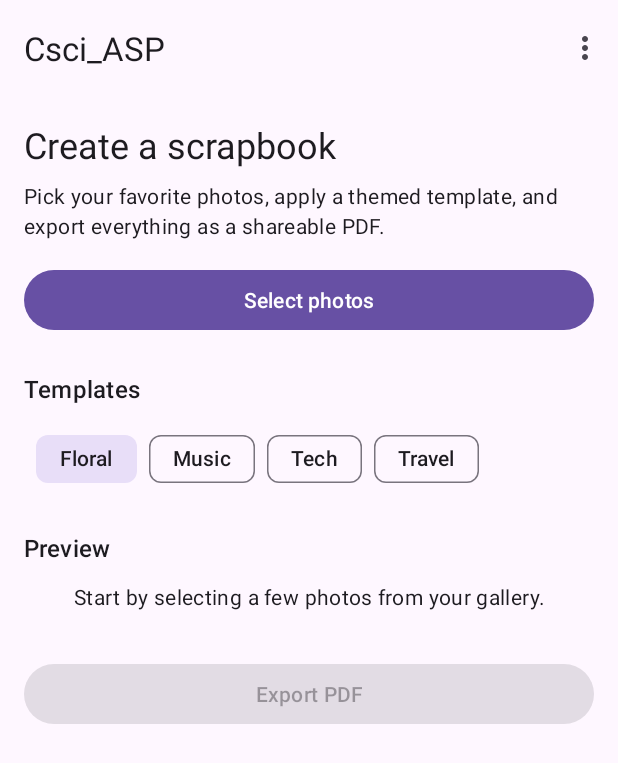
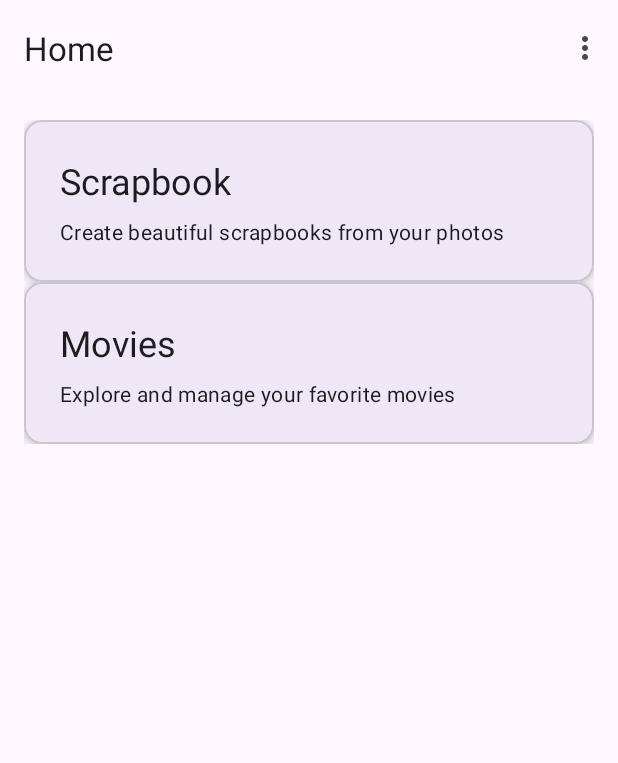
Before and after one commit to Exterminator11/Csci_ASP, an Android app: the screen it shows after launch (MainActivity), on a phone screen of 412 x 824 dp. Shown: the top 763 px of the screen. Run offline under Robolectric (Android 15) with nearby library versions, the light colour scheme and no system bars; our stand-ins replace navigation-ui.

Commit message:
dashboard home created

```diff
--- /dev/null
+++ b/app/src/main/java/com/example/csci_asp/HomeFragment.kt
@@ -0,0 +1,44 @@
+package com.example.csci_asp
+
+import android.os.Bundle
+import android.view.LayoutInflater
+import android.view.View
+import android.view.ViewGroup
+import androidx.fragment.app.Fragment
+import androidx.navigation.fragment.findNavController
+import com.example.csci_asp.databinding.FragmentHomeBinding
+
+class HomeFragment : Fragment() {
+
+    private var _binding: FragmentHomeBinding? = null
+    private val binding get() = _binding!!
+
+    override fun onCreateView(
+        inflater: LayoutInflater,
+        container: ViewGroup?,
+        savedInstanceState: Bundle?
+    ): View {
+        _binding = FragmentHomeBinding.inflate(inflater, container, false)
+        return binding.root
+    }
+
+    override fun onViewCreated(view: View, savedInstanceState: Bundle?) {
+        super.onViewCreated(view, savedInstanceState)
+        setupListeners()
+    }
+
+    private fun setupListeners() {
+        binding.cardScrapbook.setOnClickListener {
+            findNavController().navigate(R.id.action_home_to_scrapbook)
+        }
+
+        binding.cardMovies.setOnClickListener {
+            findNavController().navigate(R.id.action_home_to_movies)
+        }
+    }
+
+    override fun onDestroyView() {
+        super.onDestroyView()
+        _binding = null
+    }
+}
--- /dev/null
+++ b/app/src/main/java/com/example/csci_asp/movies/MoviesFragment.kt
@@ -0,0 +1,32 @@
+package com.example.csci_asp.movies
+
+import android.os.Bundle
+import android.view.LayoutInflater
+import android.view.View
+import android.view.ViewGroup
+import androidx.fragment.app.Fragment
+import com.example.csci_asp.databinding.FragmentMoviesBinding
+
+class MoviesFragment : Fragment() {
+
+    private var _binding: FragmentMoviesBinding? = null
+    private val binding get() = _binding!!
+
+    override fun onCreateView(
+        inflater: LayoutInflater,
+        container: ViewGroup?,
+        savedInstanceState: Bundle?
+    ): View {
+        _binding = FragmentMoviesBinding.inflate(inflater, container, false)
+        return binding.root
+    }
+
+    override fun onViewCreated(view: View, savedInstanceState: Bundle?) {
+        super.onViewCreated(view, savedInstanceState)
+    }
+
+    override fun onDestroyView() {
+        super.onDestroyView()
+        _binding = null
+    }
+}
--- /dev/null
+++ b/app/src/main/res/layout/fragment_home.xml
@@ -0,0 +1,101 @@
+<?xml version="1.0" encoding="utf-8"?>
+<androidx.core.widget.NestedScrollView xmlns:android="http://schemas.android.com/apk/res/android"
+    xmlns:app="http://schemas.android.com/apk/res-auto"
+    xmlns:tools="http://schemas.android.com/tools"
+    android:layout_width="match_parent"
+    android:layout_height="match_parent"
+    android:padding="16dp"
+    tools:context=".HomeFragment">
+
+    <androidx.constraintlayout.widget.ConstraintLayout
+        android:layout_width="match_parent"
+        android:layout_height="wrap_content">
+
+        <com.google.android.material.card.MaterialCardView
+            android:id="@+id/cardScrapbook"
+            android:layout_width="0dp"
+            android:layout_height="wrap_content"
+            android:layout_marginBottom="16dp"
+            android:clickable="true"
+            android:focusable="true"
+            app:cardCornerRadius="12dp"
+            app:cardElevation="4dp"
+            app:layout_constraintEnd_toEndOf="parent"
+            app:layout_constraintStart_toStartOf="parent"
+            app:layout_constraintTop_toTopOf="parent">
+
+            <androidx.constraintlayout.widget.ConstraintLayout
+                android:layout_width="match_parent"
+                android:layout_height="wrap_content"
+                android:padding="24dp">
+
+                <TextView
+                    android:id="@+id/textScrapbookTitle"
+                    android:layout_width="0dp"
+                    android:layout_height="wrap_content"
+                    android:text="@string/home_scrapbook_card_title"
+                    android:textAppearance="@style/TextAppearance.Material3.HeadlineSmall"
+                    app:layout_constraintEnd_toEndOf="parent"
+                    app:layout_constraintStart_toStartOf="parent"
+                    app:layout_constraintTop_toTopOf="parent" />
+
+                <TextView
+                    android:id="@+id/textScrapbookDescription"
+                    android:layout_width="0dp"
+                    android:layout_height="wrap_content"
+                    android:layout_marginTop="8dp"
+                    android:text="@string/home_scrapbook_card_description"
+                    android:textAppearance="@style/TextAppearance.Material3.BodyMedium"
+                    app:layout_constraintEnd_toEndOf="parent"
+                    app:layout_constraintStart_toStartOf="parent"
+                    app:layout_constraintTop_toBottomOf="@id/textScrapbookTitle" />
+
+            </androidx.constraintlayout.widget.ConstraintLayout>
+
+        </com.google.android.material.card.MaterialCardView>
+
+        <com.google.android.material.card.MaterialCardView
+            android:id="@+id/cardMovies"
+            android:layout_width="0dp"
+            android:layout_height="wrap_content"
+            android:clickable="true"
+            android:focusable="true"
+            app:cardCornerRadius="12dp"
+            app:cardElevation="4dp"
+            app:layout_constraintEnd_toEndOf="parent"
+            app:layout_constraintStart_toStartOf="parent"
+            app:layout_constraintTop_toBottomOf="@id/cardScrapbook">
+
+            <androidx.constraintlayout.widget.ConstraintLayout
+                android:layout_width="match_parent"
+                android:layout_height="wrap_content"
+                android:padding="24dp">
+
+                <TextView
+                    android:id="@+id/textMoviesTitle"
+                    android:layout_width="0dp"
+                    android:layout_height="wrap_content"
+                    android:text="@string/home_movies_card_title"
+                    android:textAppearance="@style/TextAppearance.Material3.HeadlineSmall"
+                    app:layout_constraintEnd_toEndOf="parent"
+                    app:layout_constraintStart_toStartOf="parent"
+                    app:layout_constraintTop_toTopOf="parent" />
+
+                <TextView
+                    android:id="@+id/textMoviesDescription"
+                    android:layout_width="0dp"
+                    android:layout_height="wrap_content"
+                    android:layout_marginTop="8dp"
+                    android:text="@string/home_movies_card_description"
+                    android:textAppearance="@style/TextAppearance.Material3.BodyMedium"
+                    app:layout_constraintEnd_toEndOf="parent"
+                    app:layout_constraintStart_toStartOf="parent"
+                    app:layout_constraintTop_toBottomOf="@id/textMoviesTitle" />
+
+            </androidx.constraintlayout.widget.ConstraintLayout>
+
+        </com.google.android.material.card.MaterialCardView>
+
+    </androidx.constraintlayout.widget.ConstraintLayout>
+
+</androidx.core.widget.NestedScrollView>
--- /dev/null
+++ b/app/src/main/res/layout/fragment_movies.xml
@@ -0,0 +1,37 @@
+<?xml version="1.0" encoding="utf-8"?>
+<androidx.core.widget.NestedScrollView xmlns:android="http://schemas.android.com/apk/res/android"
+    xmlns:app="http://schemas.android.com/apk/res-auto"
+    xmlns:tools="http://schemas.android.com/tools"
+    android:layout_width="match_parent"
+    android:layout_height="match_parent"
+    android:padding="16dp"
+    tools:context=".movies.MoviesFragment">
+
+    <androidx.constraintlayout.widget.ConstraintLayout
+        android:layout_width="match_parent"
+        android:layout_height="wrap_content">
+
+        <TextView
+            android:id="@+id/textMoviesHeading"
+            android:layout_width="0dp"
+            android:layout_height="wrap_content"
+            android:text="@string/movies_heading"
+            android:textAppearance="@style/TextAppearance.Material3.HeadlineSmall"
+            app:layout_constraintEnd_toEndOf="parent"
+            app:layout_constraintStart_toStartOf="parent"
+            app:layout_constraintTop_toTopOf="parent" />
+
+        <TextView
+            android:id="@+id/textMoviesPlaceholder"
+            android:layout_width="0dp"
+            android:layout_height="wrap_content"
+            android:layout_marginTop="16dp"
+            android:text="@string/movies_placeholder"
+            android:textAppearance="@style/TextAppearance.Material3.BodyMedium"
+            app:layout_constraintEnd_toEndOf="parent"
+            app:layout_constraintStart_toStartOf="parent"
+            app:layout_constraintTop_toBottomOf="@id/textMoviesHeading" />
+
+    </androidx.constraintlayout.widget.ConstraintLayout>
+
+</androidx.core.widget.NestedScrollView>
--- a/app/src/main/res/navigation/nav_graph.xml
+++ b/app/src/main/res/navigation/nav_graph.xml
@@ -3,11 +3,32 @@
     xmlns:app="http://schemas.android.com/apk/res-auto"
     xmlns:tools="http://schemas.android.com/tools"
     android:id="@+id/nav_graph"
-    app:startDestination="@id/ScrapbookFragment">
+    app:startDestination="@id/HomeFragment">
+
+    <fragment
+        android:id="@+id/HomeFragment"
+        android:name="com.example.csci_asp.HomeFragment"
+        android:label="@string/home_title"
+        tools:layout="@layout/fragment_home">
+
+        <action
+            android:id="@+id/action_home_to_scrapbook"
+            app:destination="@id/ScrapbookFragment" />
+
+        <action
+            android:id="@+id/action_home_to_movies"
+            app:destination="@id/MoviesFragment" />
+    </fragment>
 
     <fragment
         android:id="@+id/ScrapbookFragment"
         android:name="com.example.csci_asp.scrapbook.ScrapbookFragment"
         android:label="@string/app_name"
         tools:layout="@layout/fragment_scrapbook" />
+
+    <fragment
+        android:id="@+id/MoviesFragment"
+        android:name="com.example.csci_asp.movies.MoviesFragment"
+        android:label="@string/movies_heading"
+        tools:layout="@layout/fragment_movies" />
 </navigation>
--- a/app/src/main/res/values/strings.xml
+++ b/app/src/main/res/values/strings.xml
@@ -19,4 +19,11 @@
     <string name="scrapbook_share_pdf">Share scrapbook PDF</string>
     <string name="scrapbook_share_error">No compatible app found to share the PDF.</string>
     <string name="scrapbook_max_selection">Only the first %1$d photos were added.</string>
+    <string name="home_title">Home</string>
+    <string name="home_scrapbook_card_title">Scrapbook</string>
+    <string name="home_scrapbook_card_description">Create beautiful scrapbooks from your photos</string>
+    <string name="home_movies_card_title">Movies</string>
+    <string name="home_movies_card_description">Explore and manage your favorite movies</string>
+    <string name="movies_heading">Movies</string>
+    <string name="movies_placeholder">Movies feature coming soon...</string>
 </resources>
```
